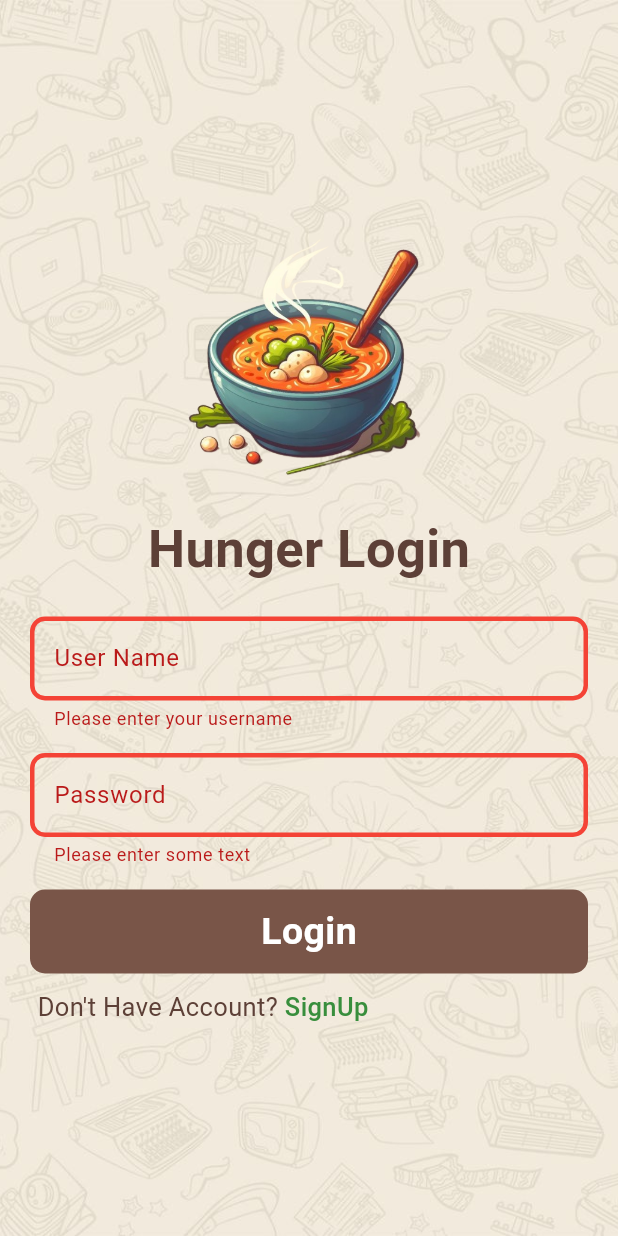
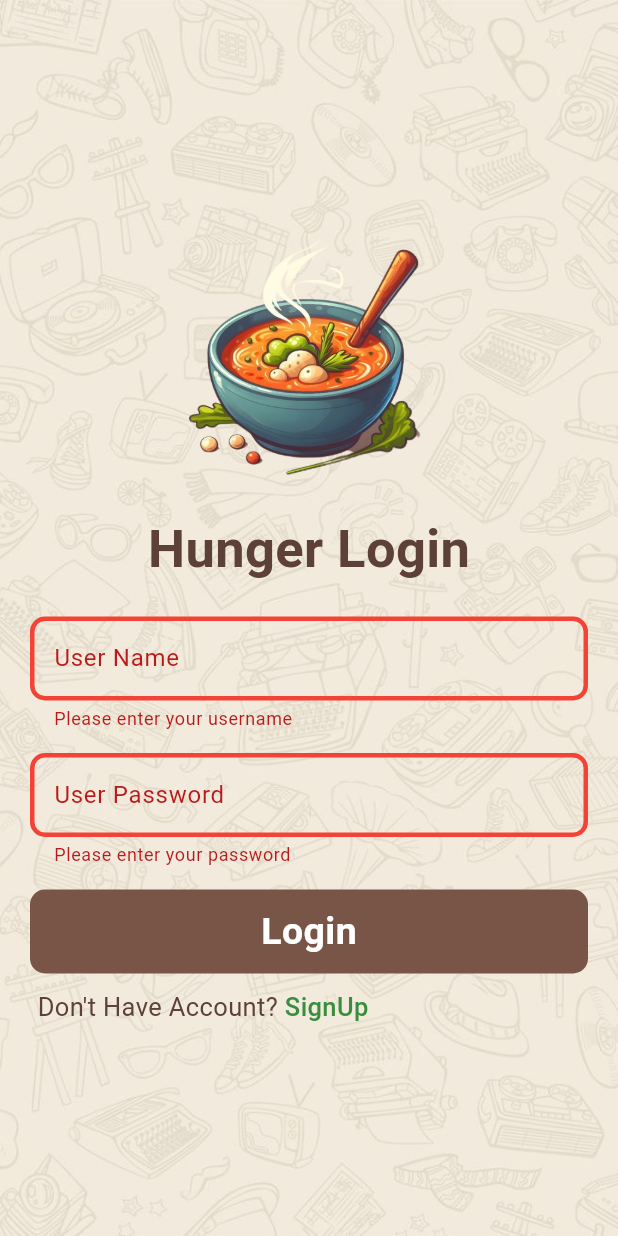
Before and after one commit to rahatalmas/hungerapp, a Flutter app: the screen it shows after launch, after a tap on "Login", on a phone screen of 412 x 824 dp. Run offline on Flutter 3.47's test engine with Material 3 defaults, Android fonts, the phone set to English and light mode, and no system bars; network calls fail.

Commit message:
login states

```diff
--- a/lib/apiControllers/login.dart
+++ b/lib/apiControllers/login.dart
@@ -15,7 +15,6 @@ Future<UserLoginInfoModel> userLogin(user_name,user_password) async{
       })
   );
   if(response.statusCode == 200){
-    print("login successful");
     return UserLoginInfoModel.formJson(jsonDecode(response.body));
   }
   throw Exception('login failed');
--- a/lib/globalStates/cartItemProvider.dart
+++ b/lib/globalStates/cartItemProvider.dart
@@ -1,4 +1,3 @@
-
 import 'dart:collection';
 import 'package:flutter/cupertino.dart';
 import 'package:hunger/dataModels/cartItemModel.dart';
@@ -25,5 +24,4 @@ class CartItemProvider extends ChangeNotifier{
     }
     notifyListeners();
   }
-
 }
--- a/lib/main.dart
+++ b/lib/main.dart
@@ -31,8 +31,44 @@ class MyApp extends StatelessWidget {
         ),
         home: Consumer<LoginInfoProvider>(
           builder: (context,user,child){
+            return FutureBuilder(
+                future: user.loginInfo,
+                builder: (context,snapshot){
+                  if(snapshot.hasData){
+                      return Root();
+                  }else{
+                    return const LoginPage();
+                  }
+                }
+            );
+          },
+        )
+
+        );
+      // login?Root():LoginPage()
+  }
+}
+
+
+
+/*
+
+ FutureBuilder(
+                future:user.userLoginInfo,
+                builder:(context,snapshot){
+                  print(snapshot.hasData);
+                  if(snapshot.hasData){
+                    return Root();
+                  }else {
+                    return const LoginPage();
+                  }
+                }
+            );
+
+Consumer<LoginInfoProvider>(
+          builder: (context,user,child){
               return FutureBuilder(
-                  future:user.loginInfo ,
+                  future:user.userLoginInfo ,
                   builder:(context,snapshot){
                     if(snapshot.hasData){
                       return Root();
@@ -41,15 +77,7 @@ class MyApp extends StatelessWidget {
                   }
               );
             },
-          )
-        );
-      // login?Root():LoginPage()
-  }
-}
-
-
-
-/*
+            )
 
        CarouselSlider(
                 options: CarouselOptions(
--- a/lib/pages/loginpage.dart
+++ b/lib/pages/loginpage.dart
@@ -1,3 +1,5 @@
+import 'dart:math';
+
 import 'package:flutter/cupertino.dart';
 import 'package:flutter/material.dart';
 import 'package:hunger/apiControllers/login.dart';
@@ -27,7 +29,6 @@ class _LoginPage extends State<LoginPage> {
         user_name = user_name_controller.text;
         user_password = user_password_controller.text;
       });
-      print(user_name);
       loginInfo = userLogin(user_name, user_password);
       user_name_controller.clear();
       user_password_controller.clear();
@@ -112,8 +113,9 @@ class _LoginPage extends State<LoginPage> {
                   ),
                   SizedBox(height: 15,),
                   TextFormField(
+                    obscureText: true,
                     decoration: const InputDecoration(
-                      label: Text("Password"),
+                      label: Text("User Password"),
                       floatingLabelBehavior: FloatingLabelBehavior.auto,
                       enabledBorder: OutlineInputBorder(
                           borderSide: BorderSide(
@@ -141,10 +143,9 @@ class _LoginPage extends State<LoginPage> {
                           borderRadius: BorderRadius.all(Radius.circular(10))),
                     ),
                     controller: user_password_controller,
-                    obscureText: true,
                     validator: (value) {
                       if (value == null || value.isEmpty) {
-                        return 'Please enter some text';
+                        return 'Please enter your password';
                       }
                       return null;
                     },
--- a/lib/pages/profilePage.dart
+++ b/lib/pages/profilePage.dart
@@ -18,10 +18,8 @@ class _ProfilePage extends State<ProfilePage>{
           children: [
             Consumer<LoginInfoProvider>(
               builder: (context,user,child){
-                print(user.loginInfo);
                 return FutureBuilder(
-                    future:
-                    user.loginInfo,
+                    future:user.loginInfo,
                     builder:(context,snapshot){
                       return Text(snapshot.data?.accessToken ?? 'Access Token Not Available');
                     });
```
Also changed, not shown: lib/globalStates/LoginInfoProvider.dart (+5 -9 lines), lib/pages/foodDetails.dart (+42 -45 lines), lib/pages/orderPage.dart (added, +34 -0 lines).
